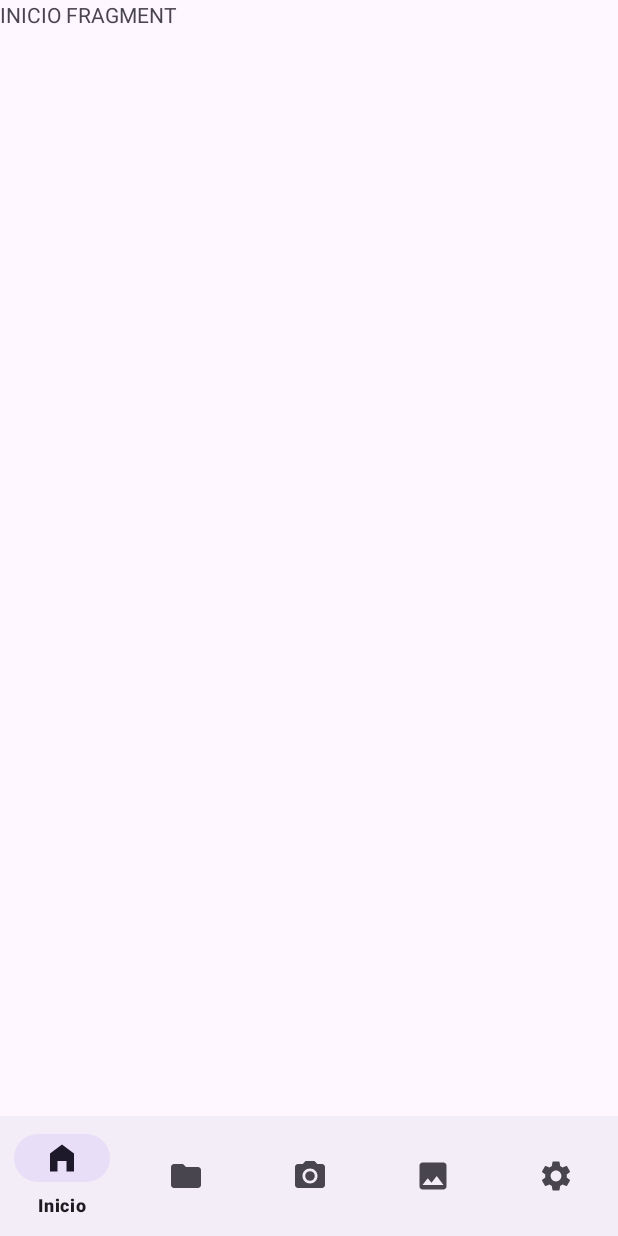
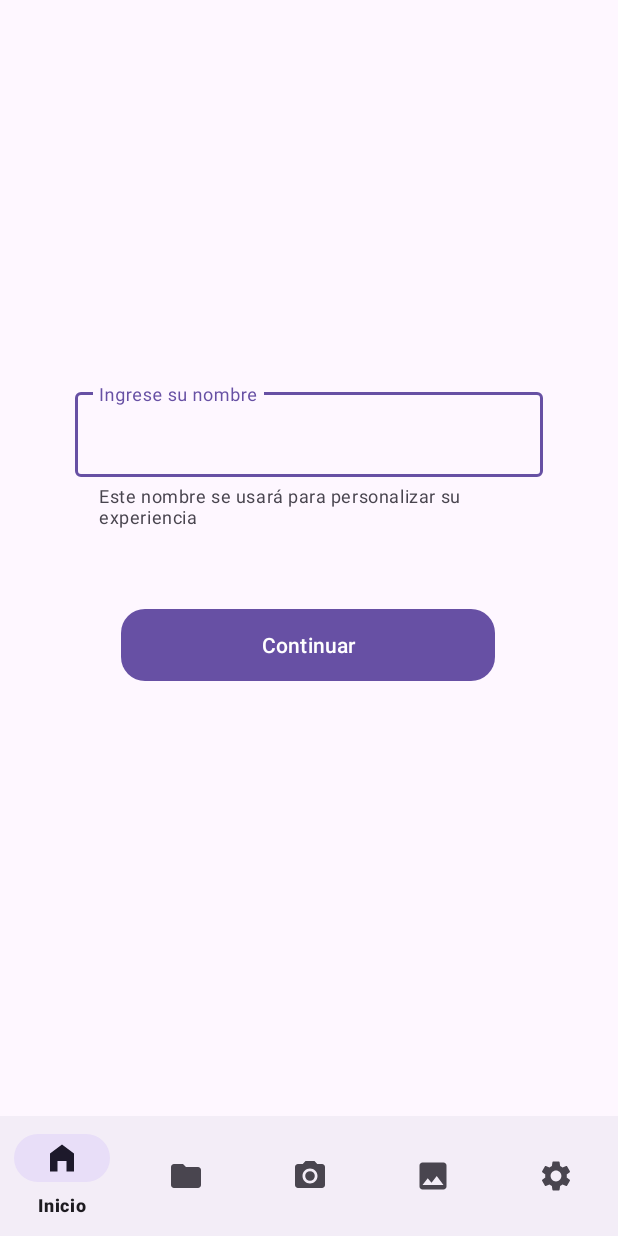
Before and after one commit to JavFuentes/Login, an Android app: the InicioFragment screen opened directly, with no data from a screen before it, on a phone screen of 412 x 824 dp. Run offline under Robolectric (Android 15) with nearby library versions, the phone set to English and light mode, and no system bars; our stand-ins replace navigation-ui.

Commit message:
implementación fragment inicio

```diff
--- a/app/src/main/java/dev/javfuentes/login/CamaraFragment.java
+++ b/app/src/main/java/dev/javfuentes/login/CamaraFragment.java
@@ -11,6 +11,7 @@ public class CamaraFragment extends Fragment {
     public CamaraFragment() {
         // Required empty public constructor
     }
+
     @Override
     public View onCreateView(LayoutInflater inflater, ViewGroup container,
                              Bundle savedInstanceState) {
--- a/app/src/main/java/dev/javfuentes/login/GaleriaFragment.java
+++ b/app/src/main/java/dev/javfuentes/login/GaleriaFragment.java
@@ -4,7 +4,6 @@ import android.os.Bundle;
 import android.view.LayoutInflater;
 import android.view.View;
 import android.view.ViewGroup;
-
 import androidx.fragment.app.Fragment;
 
 public class GaleriaFragment extends Fragment {
--- a/app/src/main/java/dev/javfuentes/login/InicioFragment.java
+++ b/app/src/main/java/dev/javfuentes/login/InicioFragment.java
@@ -1,13 +1,17 @@
 package dev.javfuentes.login;
 
 import android.os.Bundle;
+import androidx.fragment.app.Fragment;
+import androidx.navigation.Navigation;
 import android.view.LayoutInflater;
 import android.view.View;
 import android.view.ViewGroup;
-
-import androidx.fragment.app.Fragment;
+import android.widget.Toast;
+import dev.javfuentes.login.databinding.FragmentInicioBinding;
 
 public class InicioFragment extends Fragment {
+    private FragmentInicioBinding binding;
+
     public InicioFragment() {
         // Required empty public constructor
     }
@@ -15,7 +19,30 @@ public class InicioFragment extends Fragment {
     @Override
     public View onCreateView(LayoutInflater inflater, ViewGroup container,
                              Bundle savedInstanceState) {
-        // Inflate the layout for this fragment
-        return inflater.inflate(R.layout.fragment_inicio, container, false);
+
+        binding = FragmentInicioBinding.inflate(inflater, container, false);
+
+        binding.buttonContinuar.setOnClickListener(v -> {
+            String nombre = binding.editTextNombre.getText().toString().trim();
+
+            if (nombre.isEmpty()) {
+                Toast.makeText(getActivity(), "Por favor ingrese su nombre", Toast.LENGTH_SHORT).show();
+                return;
+            }
+
+            Bundle args = new Bundle();
+            args.putString("nombre", nombre);
+
+            Navigation.findNavController(v).navigate(R.id.action_inicioFragment_to_bienvenidaFragment, args);
+
+        });
+
+        return binding.getRoot();
+    }
+
+    @Override
+    public void onDestroyView() {
+        super.onDestroyView();
+        binding = null;
     }
 }
--- a/app/src/main/res/layout/fragment_inicio.xml
+++ b/app/src/main/res/layout/fragment_inicio.xml
@@ -1,14 +1,53 @@
 <?xml version="1.0" encoding="utf-8"?>
-<FrameLayout xmlns:android="http://schemas.android.com/apk/res/android"
+<androidx.constraintlayout.widget.ConstraintLayout xmlns:android="http://schemas.android.com/apk/res/android"
+    xmlns:app="http://schemas.android.com/apk/res-auto"
     xmlns:tools="http://schemas.android.com/tools"
     android:layout_width="match_parent"
     android:layout_height="match_parent"
+    android:padding="50dp"
     tools:context=".InicioFragment">
 
-    <!-- TODO: Update blank fragment layout -->
-    <TextView
-        android:layout_width="match_parent"
-        android:layout_height="match_parent"
-        android:text="INICIO FRAGMENT" />
+    <com.google.android.material.textfield.TextInputLayout
+        android:id="@+id/textInputLayoutNombre"
+        style="@style/Widget.Material3.TextInputLayout.OutlinedBox"
+        android:layout_width="0dp"
+        android:layout_height="wrap_content"
+        android:layout_marginBottom="40dp"
+        android:hint="Ingrese su nombre"
+        app:endIconMode="clear_text"
+        app:helperText="Este nombre se usará para personalizar su experiencia"
+        app:helperTextEnabled="true"
+        app:layout_constraintBottom_toTopOf="@id/buttonContinuar"
+        app:layout_constraintEnd_toEndOf="parent"
+        app:layout_constraintHorizontal_bias="1.0"
+        app:layout_constraintStart_toStartOf="parent"
+        app:layout_constraintTop_toTopOf="parent"
+        app:layout_constraintVertical_bias="0.956">
 
-</FrameLayout>
+        <com.google.android.material.textfield.TextInputEditText
+            android:id="@+id/editTextNombre"
+            android:layout_width="match_parent"
+            android:layout_height="wrap_content"
+            android:imeOptions="actionDone"
+            android:inputType="textPersonName|textCapWords"
+            android:maxLines="1" />
+
+    </com.google.android.material.textfield.TextInputLayout>
+
+    <com.google.android.material.button.MaterialButton
+        android:id="@+id/buttonContinuar"
+        style="@style/Widget.Material3.Button.UnelevatedButton"
+        android:layout_width="0dp"
+        android:layout_height="56dp"
+        android:layout_marginBottom="236dp"
+        android:text="Continuar"
+        android:textAppearance="?attr/textAppearanceLabelLarge"
+        app:cornerRadius="16dp"
+        app:iconGravity="end"
+        app:layout_constraintBottom_toBottomOf="parent"
+        app:layout_constraintEnd_toEndOf="parent"
+        app:layout_constraintHorizontal_bias="0.491"
+        app:layout_constraintStart_toStartOf="parent"
+        app:layout_constraintWidth_percent="0.8" />
+
+</androidx.constraintlayout.widget.ConstraintLayout>
--- a/app/src/main/res/navigation/nav_graph.xml
+++ b/app/src/main/res/navigation/nav_graph.xml
@@ -7,7 +7,20 @@
     <fragment
         android:id="@+id/inicioFragment"
         android:name="dev.javfuentes.login.InicioFragment"
-        android:label="Inicio"/>
+        android:label="Inicio">
+        <action
+            android:id="@+id/action_inicioFragment_to_bienvenidaFragment"
+            app:destination="@id/bienvenidaFragment"/>
+    </fragment>
+
+    <fragment
+        android:id="@+id/bienvenidaFragment"
+        android:name="dev.javfuentes.login.BienvenidaFragment"
+        android:label="Bienvenida">
+        <argument
+            android:name="nombre"
+            app:argType="string"/>
+    </fragment>
 
     <fragment
         android:id="@+id/casosFragment"
```
Also changed, not shown: app/src/main/java/dev/javfuentes/login/BienvenidaFragment.java (added, +46 -0 lines), app/src/main/res/layout/fragment_bienvenida.xml (added, +28 -0 lines).
